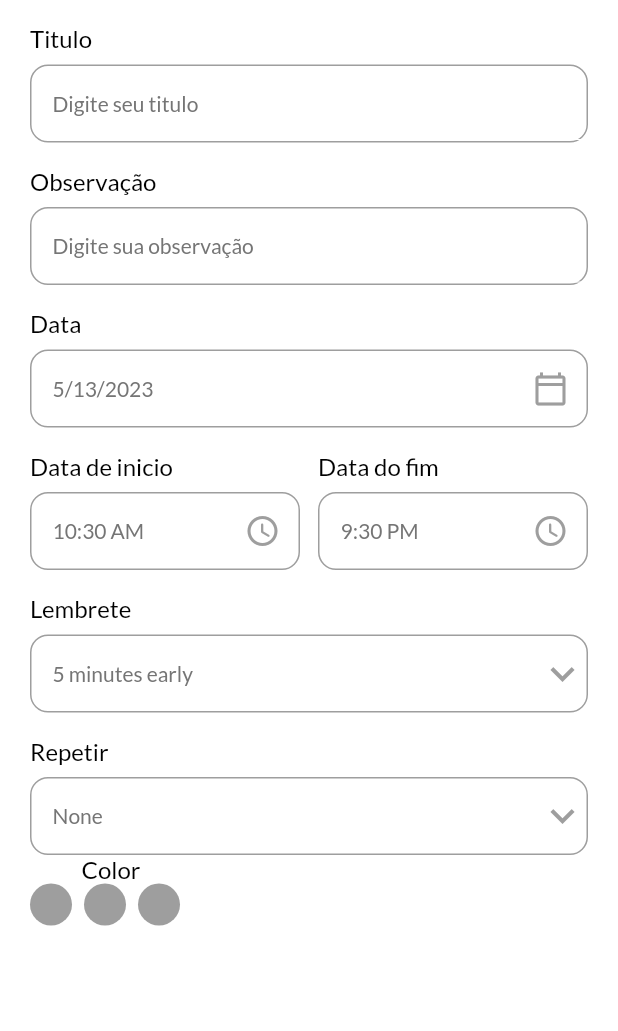
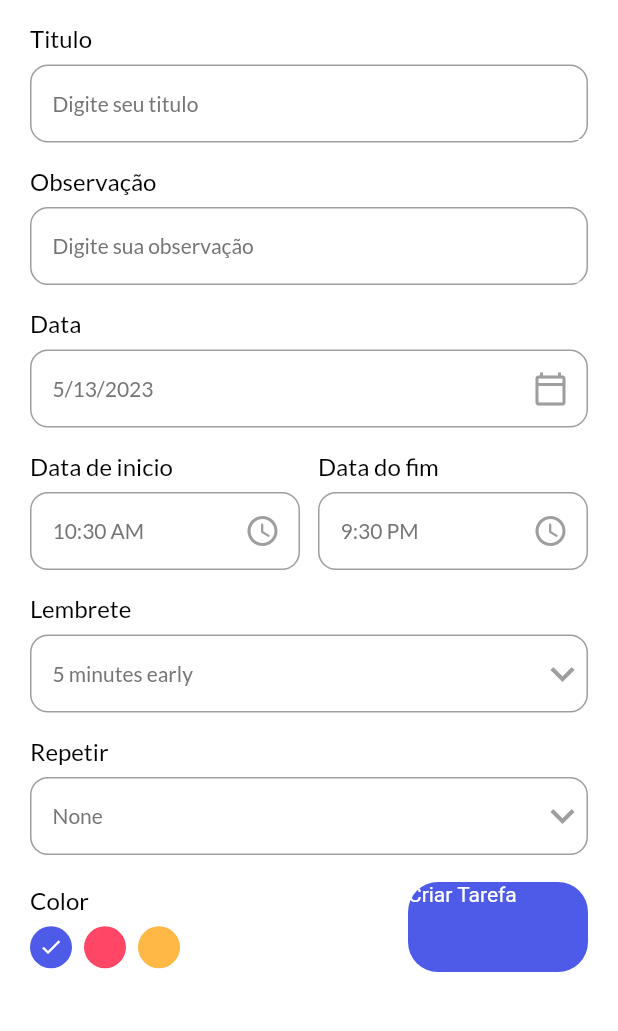
Before and after one commit to felpsalvs/todo-flutter, a Flutter app: the screen it shows after launch, after a tap on "+ Add Task", on a phone screen of 412 x 824 dp, the part 138-1169 px from its top. Run offline on Flutter 3.47's test engine with Material 2 defaults, Android fonts, the phone set to English and light mode, and no system bars; our stand-ins replace date_picker_timeline, get, get_storage, google_fonts.

Commit message:
✨ feat: update functions for tasks

```diff
--- a/lib/ui/add_task_bar.dart
+++ b/lib/ui/add_task_bar.dart
@@ -1,4 +1,5 @@
 import 'package:agendamento/ui/theme.dart';
+import 'package:agendamento/ui/widgets/button.dart';
 import 'package:agendamento/ui/widgets/input_field.dart';
 import 'package:flutter/material.dart';
 import 'package:get/get.dart';
@@ -12,6 +13,8 @@ class AddTaskPage extends StatefulWidget {
 }
 
 class _AddTaskPageState extends State<AddTaskPage> {
+  final TextEditingController _titleController = TextEditingController();
+  final TextEditingController _noteController = TextEditingController();
   DateTime _selectedDate = DateTime.now();
   String _endTime = '9:30 PM';
   String _startTime = DateFormat('hh:mm a').format(DateTime.now()).toString();
@@ -25,6 +28,7 @@ class _AddTaskPageState extends State<AddTaskPage> {
 
   String _selectedRepeat = 'None';
   List<String> repeatList = ['None', 'Daily', 'Weekly', 'Monthly'];
+  int _selectedColor = 0;
 
   @override
   Widget build(BuildContext context) {
@@ -38,8 +42,8 @@ class _AddTaskPageState extends State<AddTaskPage> {
                 'Adicionar Agendamento',
                 style: headingStyle,
               ),
-              MyInputField(title: 'Titulo', hint: 'Digite seu titulo'),
-              MyInputField(title: 'Observação', hint: 'Digite sua observação'),
+              MyInputField(title: 'Titulo', hint: 'Digite seu titulo', controller: _titleController,),
+              MyInputField(title: 'Observação', hint: 'Digite sua observação', controller: _noteController,),
               MyInputField(
                 title: 'Data',
                 hint: DateFormat.yMd().format(_selectedDate),
@@ -133,29 +137,73 @@ class _AddTaskPageState extends State<AddTaskPage> {
                   }).toList(),
                 ),
               ),
-              Row(children: [
-                Column(
+              SizedBox(
+                height: 18,
+              ),
+              Row(
+                mainAxisAlignment: MainAxisAlignment.spaceBetween,
+                crossAxisAlignment: CrossAxisAlignment.center,
+                children: [
+                  _colorPallete(),
+                  MyButton(label: 'Criar Tarefa', onTap: () => _validateDate())
+                ],
+              )
+            ])));
+  }
+
+  _validateDate() {
+    if (_titleController.text.isNotEmpty && _noteController.text.isNotEmpty) {
+      //adicionar para base de dados
+      Get.back();
+    } else if (_titleController.text.isEmpty || _noteController.text.isEmpty) {
+      Get.snackbar('Obrigatório', 'Todos os campos são necessários!',
+      snackPosition: SnackPosition.BOTTOM,
+      backgroundColor: Colors.white,
+      colorText: pinkClr,
+      icon:Icon(Icons.warning_amber_rounded,
+      color: Colors.red
+      )
+      );
+    }
+  }
+
+  _colorPallete() {
+    return Column(
+      crossAxisAlignment: CrossAxisAlignment.start,
       children: [
         Text(
           'Color',
           style: titleStyle,
         ),
+        SizedBox(
+          height: 8.0,
+        ),
         Wrap(
-                        children: List<Widget>.generate(
-                          3,
-                          (int index) {
-                      return Padding(
+            children: List<Widget>.generate(3, (int index) {
+          return GestureDetector(
+              onTap: () {
+                setState(() {
+                  _selectedColor = index;
+                  print('$index');
+                });
+              },
+              child: Padding(
                 padding: const EdgeInsets.only(right: 8.0),
                 child: CircleAvatar(
                   radius: 14,
-                        backgroundColor: Colors.grey,
+                  backgroundColor: index == 0
+                      ? primaryClr
+                      : index == 1
+                          ? pinkClr
+                          : yellowClr,
+                  child: _selectedColor == index
+                      ? Icon(Icons.done, color: Colors.white, size: 16)
+                      : Container(),
                 ),
-                      );
+              ));
         }))
       ],
-                )
-              ])
-            ])));
+    );
   }
 
   _appBar(BuildContext context) {
--- a/lib/ui/home_page.dart
+++ b/lib/ui/home_page.dart
@@ -28,6 +28,7 @@ class _HomePageState extends State<HomePage> {
   Widget build(BuildContext context) {
     return Scaffold(
       appBar: _appBar(),
+      backgroundColor: context.theme.backgroundColor,
       body: Column(
         children: [
           _addTaskBar(),
```
Lines whose indentation alone changed are shown as unchanged.
